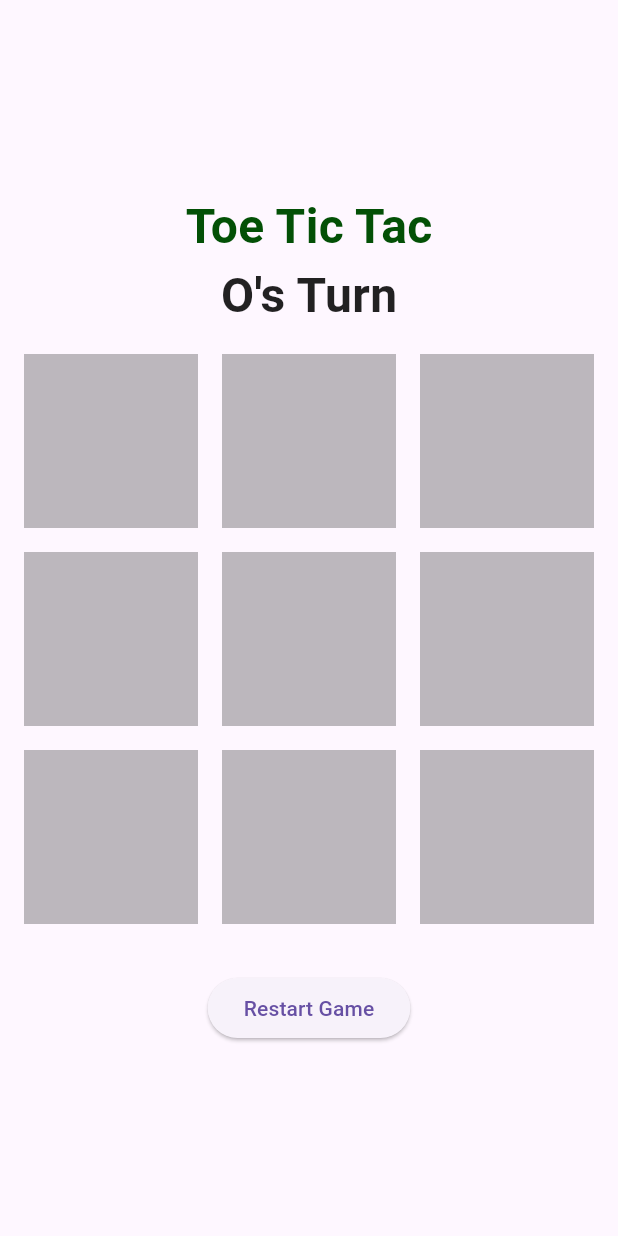
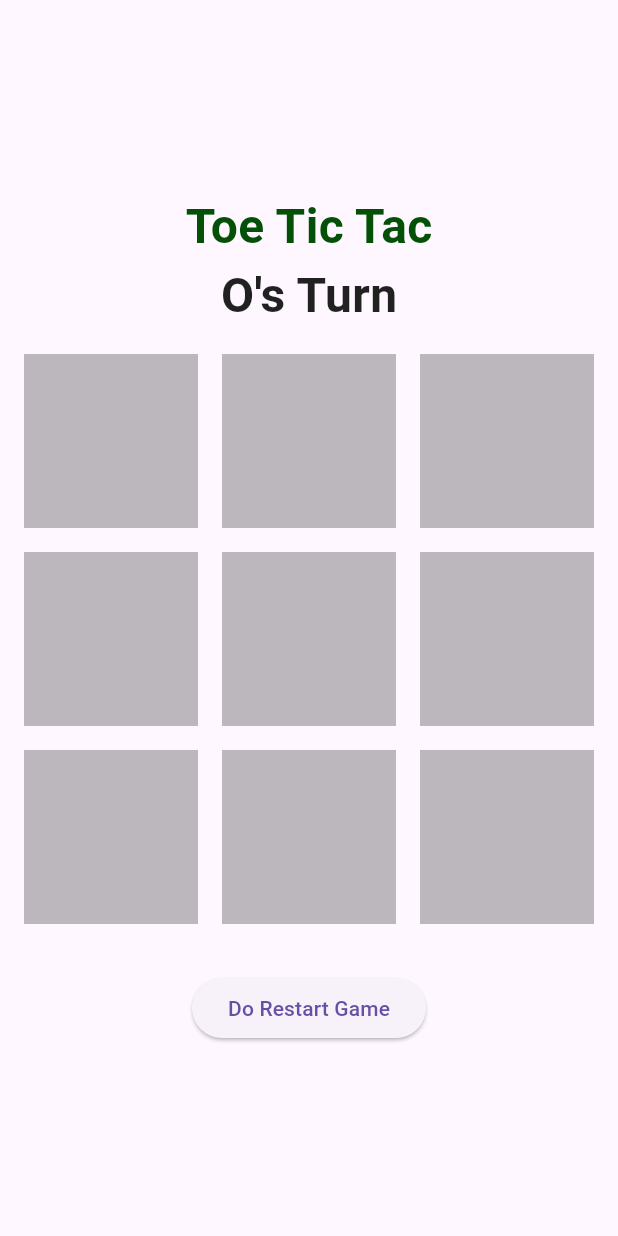
Before and after one commit to mzahin01/ToeTicTacMultiPlayer, a Flutter app: the screen it shows after launch, on a phone screen of 412 x 824 dp. Run offline on Flutter 3.47's test engine with Material 3 defaults, Android fonts, the phone set to English and light mode, and no system bars; our stand-ins replace firebase_core, get; accounts and stored records are empty.

Commit message:
no change really

```diff
--- a/lib/app/modules/home/widget/home_widgets.dart
+++ b/lib/app/modules/home/widget/home_widgets.dart
@@ -15,7 +15,7 @@ class RestartButton extends StatelessWidget {
       onPressed: () {
         controller.initializeGame();
       },
-      child: const Text("Restart Game"),
+      child: const Text("Do Restart Game"),
     );
   }
 }
```
